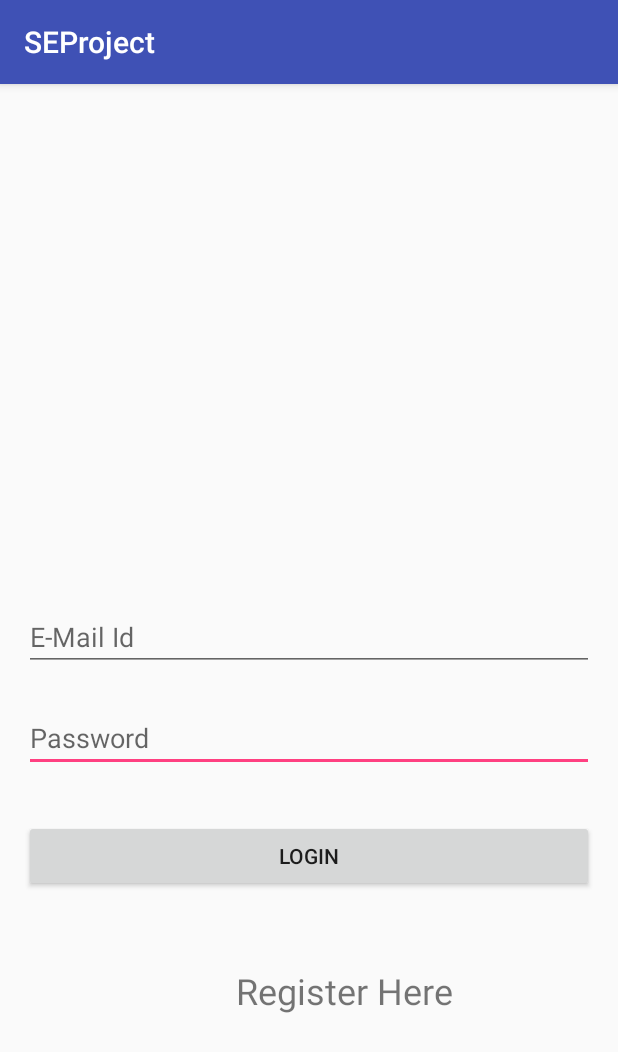
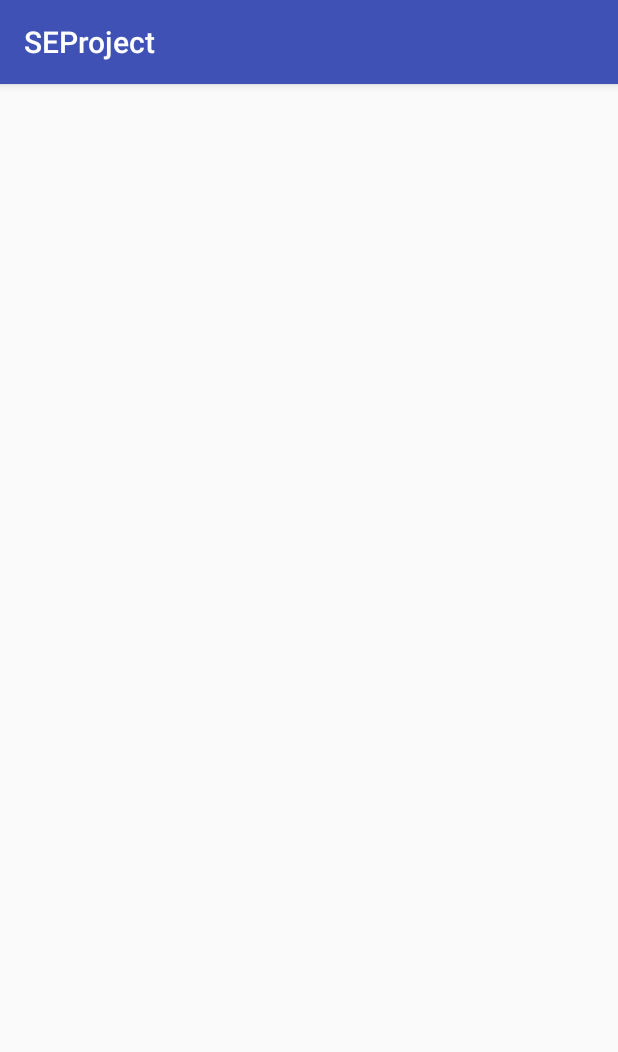
Before and after one commit to melvinabraham/CleanIndia, an Android app: the screen it shows after launch (LoginActivity before the commit, RegisterActivity after it), after a tap on "Register Here", on a phone screen of 412 x 824 dp. Shown: the top 1052 px of the screen. Run offline under Robolectric (Android 15) with nearby library versions, the phone set to English and light mode, and no system bars; our stand-ins replace Firebase (no records; nobody signed in at launch, a user with empty details on screens opened directly).

Commit message:
Login Activity Ready

```diff
--- a/app/build.gradle
+++ b/app/build.gradle
@@ -26,6 +26,9 @@ dependencies {
     })
     compile 'com.android.support:appcompat-v7:24.2.1'
     testCompile 'junit:junit:4.12'
-    apply plugin: 'com.google.gms.google-services'
+    compile 'com.google.firebase:firebase-auth:9.2.0'
+
 
 }
+
+apply plugin: 'com.google.gms.google-services'
--- a/app/src/main/AndroidManifest.xml
+++ b/app/src/main/AndroidManifest.xml
@@ -1,6 +1,8 @@
 <?xml version="1.0" encoding="utf-8"?>
 <manifest xmlns:android="http://schemas.android.com/apk/res/android"
     package="com.mapps.seproject">
+
+    <uses-permission android:name="android.permission.INTERNET"/>
 
     <application
         android:allowBackup="true"
@@ -15,6 +17,8 @@
                 <category android:name="android.intent.category.LAUNCHER" />
             </intent-filter>
         </activity>
+        <activity android:name=".RegisterActivity" />
+        <activity android:name=".UserActivity"></activity>
     </application>
 
 </manifest>
--- a/app/src/main/java/com/mapps/seproject/LoginActivity.java
+++ b/app/src/main/java/com/mapps/seproject/LoginActivity.java
@@ -1,11 +1,21 @@
 package com.mapps.seproject;
 
+import android.app.ProgressDialog;
+import android.content.Intent;
+import android.support.annotation.NonNull;
 import android.support.v7.app.AppCompatActivity;
 import android.os.Bundle;
+import android.text.TextUtils;
 import android.view.View;
 import android.widget.Button;
 import android.widget.EditText;
 import android.widget.TextView;
+import android.widget.Toast;
+
+import com.google.android.gms.tasks.OnCompleteListener;
+import com.google.android.gms.tasks.Task;
+import com.google.firebase.auth.AuthResult;
+import com.google.firebase.auth.FirebaseAuth;
 
 public class LoginActivity extends AppCompatActivity  implements View.OnClickListener{
 
@@ -13,6 +23,8 @@ public class LoginActivity extends AppCompatActivity  implements View.OnClickLis
     EditText password;
     Button b;
     TextView registerText;
+    ProgressDialog progressDialog;
+    FirebaseAuth firebaseAuth;
 
 
 
@@ -26,8 +38,16 @@ public class LoginActivity extends AppCompatActivity  implements View.OnClickLis
         password= (EditText) findViewById(R.id.etLoginPassword);
         b= (Button) findViewById(R.id.bLogin);
         registerText= (TextView) findViewById(R.id.textRegister);
+        progressDialog = new ProgressDialog(this);
+        firebaseAuth = FirebaseAuth.getInstance();
+        if(firebaseAuth.getCurrentUser() != null)   {
+
+            finish();
+            startActivity(new Intent(getApplicationContext(),UserActivity.class));              // If already logged in
 
 
+
+        }
 
         b.setOnClickListener(this);                             // Onclick
         registerText.setOnClickListener(this);
@@ -39,8 +59,85 @@ public class LoginActivity extends AppCompatActivity  implements View.OnClickLis
 
     }
 
+
+    public void LoginUser() {                                               // Check the login credentials
+
+
+        String mail = email.getText().toString().trim();
+        String pass = password.getText().toString().trim();
+
+        if(TextUtils.isEmpty(mail)) {
+            // email empty
+
+            Toast.makeText(this, "Enter E-Mail", Toast.LENGTH_SHORT).show();
+            return;
+        }
+        if(TextUtils.isEmpty(pass)) {
+            // password empty
+            Toast.makeText(this, "Enter Password", Toast.LENGTH_SHORT).show();
+            return;
+
+        }
+
+        progressDialog.setMessage("Logging IN");
+        progressDialog.show();
+
+        firebaseAuth.signInWithEmailAndPassword(mail,pass)
+                .addOnCompleteListener(this, new OnCompleteListener<AuthResult>() {
+                    @Override
+                    public void onComplete(@NonNull Task<AuthResult> task) {
+
+                        if(task.isSuccessful())    {
+
+                                                                                         // Successful Log In
+                            finish();
+                            startActivity(new Intent(getApplicationContext(),UserActivity.class));
+                            progressDialog.hide();
+
+
+                        }
+
+                        else    {
+
+
+                            progressDialog.hide();                                      // Unsuccessful Log In
+                            Toast.makeText(LoginActivity.this, "Incorrect Details", Toast.LENGTH_SHORT).show();
+                            return;
+
+
+                        }
+
+
+
+
+                    }
+                });
+
+    }
+
+
+
+
+
     @Override
     public void onClick(View v) {
+
+
+        if(v == b)                          // Verify Login Credentials
+        {
+
+            LoginUser();
+
+        }
+
+        if(v == registerText){              // Register New User
+
+            finish();
+            startActivity(new Intent(this,RegisterActivity.class));
+
+        }
+
+
 
 
 
--- /dev/null
+++ b/app/src/main/java/com/mapps/seproject/RegisterActivity.java
@@ -0,0 +1,13 @@
+package com.mapps.seproject;
+
+import android.support.v7.app.AppCompatActivity;
+import android.os.Bundle;
+
+public class RegisterActivity extends AppCompatActivity {
+
+    @Override
+    protected void onCreate(Bundle savedInstanceState) {
+        super.onCreate(savedInstanceState);
+        setContentView(R.layout.activity_register);
+    }
+}
--- /dev/null
+++ b/app/src/main/res/layout/activity_register.xml
@@ -0,0 +1,13 @@
+<?xml version="1.0" encoding="utf-8"?>
+<RelativeLayout xmlns:android="http://schemas.android.com/apk/res/android"
+    xmlns:tools="http://schemas.android.com/tools"
+    android:id="@+id/activity_register"
+    android:layout_width="match_parent"
+    android:layout_height="match_parent"
+    android:paddingBottom="@dimen/activity_vertical_margin"
+    android:paddingLeft="@dimen/activity_horizontal_margin"
+    android:paddingRight="@dimen/activity_horizontal_margin"
+    android:paddingTop="@dimen/activity_vertical_margin"
+    tools:context="com.mapps.seproject.RegisterActivity">
+
+</RelativeLayout>
```
Also changed, not shown: app/src/main/java/com/mapps/seproject/UserActivity.java (added, +13 -0 lines), app/src/main/res/layout/activity_user.xml (added, +13 -0 lines).
